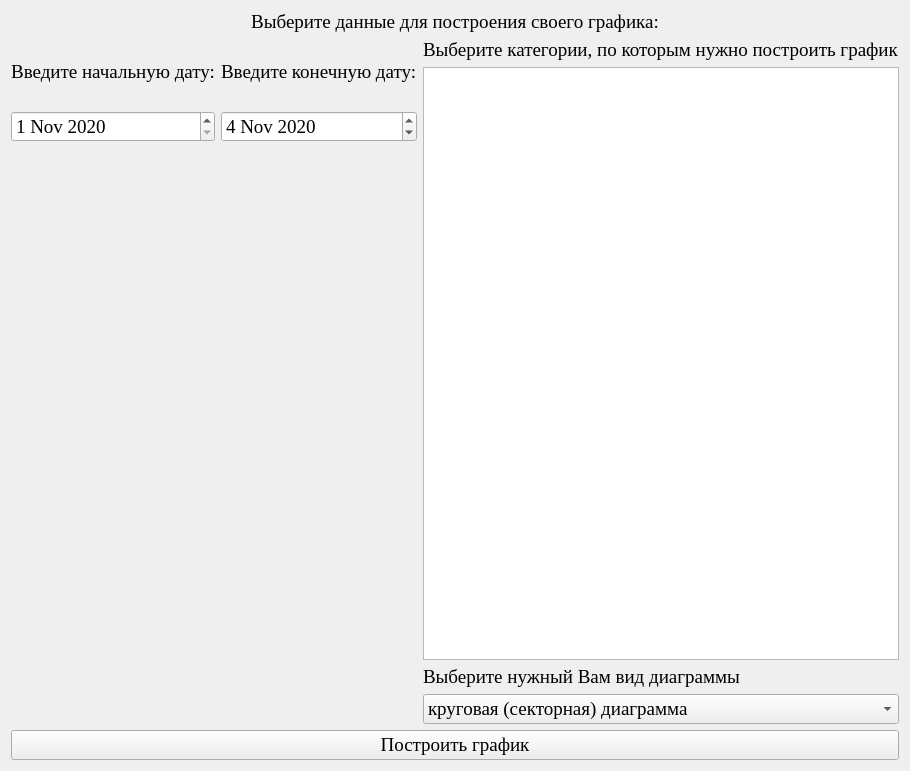
First picture: the form in ui/graph_window.ui, repository SwiftyKey/CostAccounting, before the edit.
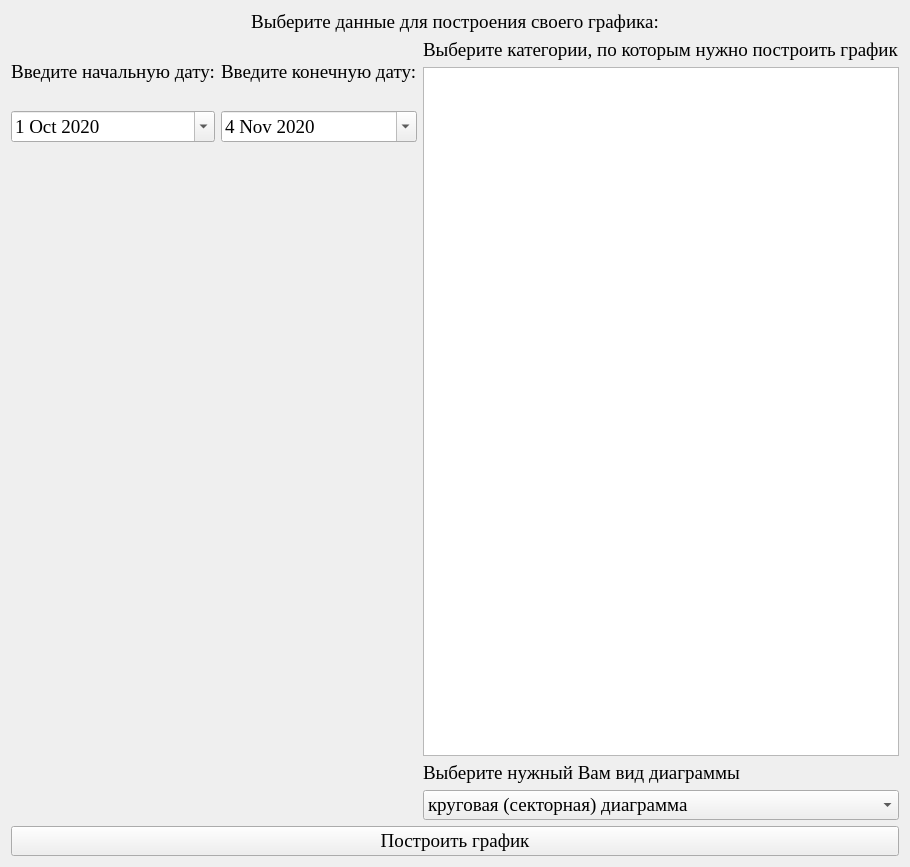
Second picture: the form after the edit.

Patch:
```diff
--- a/ui/graph_window.ui
+++ b/ui/graph_window.ui
@@ -7,7 +7,7 @@
     <x>0</x>
     <y>0</y>
     <width>910</width>
-    <height>771</height>
+    <height>867</height>
    </rect>
   </property>
   <property name="font">
@@ -45,6 +45,9 @@
              <day>4</day>
             </datetime>
            </property>
+           <property name="calendarPopup">
+            <bool>true</bool>
+           </property>
            <property name="date">
             <date>
              <year>2020</year>
@@ -69,14 +72,17 @@
              <minute>0</minute>
              <second>0</second>
              <year>2020</year>
-             <month>11</month>
+             <month>10</month>
              <day>1</day>
             </datetime>
            </property>
+           <property name="calendarPopup">
+            <bool>true</bool>
+           </property>
            <property name="date">
             <date>
              <year>2020</year>
-             <month>11</month>
+             <month>10</month>
              <day>1</day>
             </date>
            </property>
```
Left out of the diff: 6 changed lines with no effect on the pictures.
